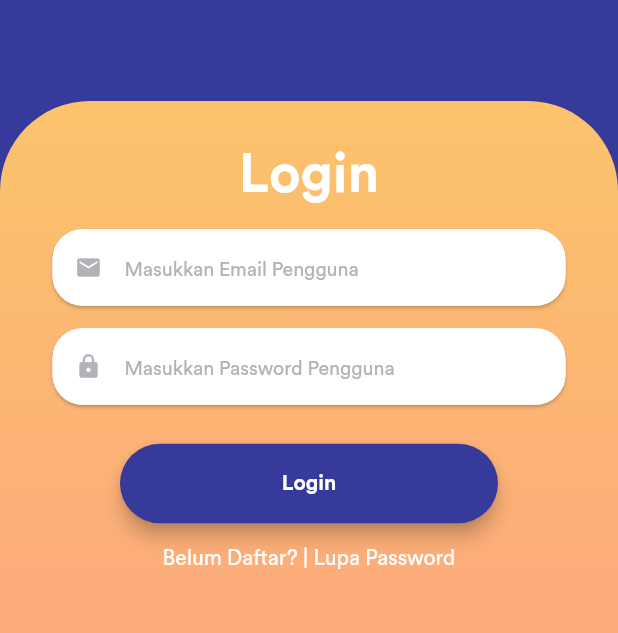
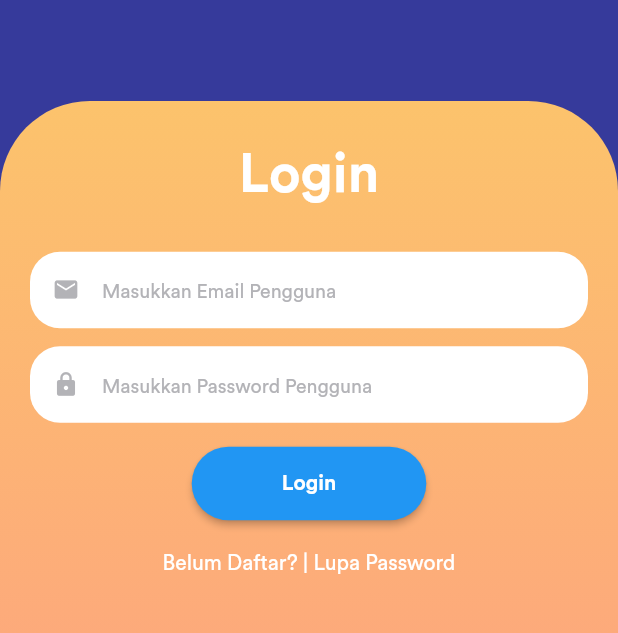
Before and after one commit to KevinSyauqi/apos, a Flutter app: the screen it shows after launch, on a phone screen of 412 x 824 dp, the part 517-1150 px from its top. Run offline on Flutter 3.47's test engine with Material 2 defaults, Android fonts, the phone set to English and light mode, and no system bars; our stand-ins replace equatable, flutter_bloc, rxdart.

Commit message:
Fix Login Error

```diff
--- a/lib/src/resources/authenticationRepository.dart
+++ b/lib/src/resources/authenticationRepository.dart
@@ -16,6 +16,7 @@ class FakeAuthenticationRepository extends AuthenticationRepository {
   Future<User> signInWithEmailAndPassword(String email, String password) async {
     await Future.delayed(Duration(seconds: 1)); // simulate a network delay
 
+    print("Masuk sini");
     if (email.toLowerCase() != 'admin@apos.com' || password != 'admin') {
       throw Exception('Wrong username or password');
     }
--- a/lib/src/ui/login_page.dart
+++ b/lib/src/ui/login_page.dart
@@ -132,10 +132,7 @@ class __SignInFormState extends State<_SignInForm> {
                     ])),
             child: Padding(
               padding: EdgeInsets.fromLTRB(
-                  0,
-                  MediaQuery.of(context).size.height / 30,
-                  0,
-                  0),
+                  0, MediaQuery.of(context).size.height / 30, 0, 0),
               child: Column(
                 mainAxisSize: MainAxisSize.max,
                 children: <Widget>[
@@ -146,33 +143,30 @@ class __SignInFormState extends State<_SignInForm> {
                           fontSize: 36.0,
                           fontFamily: 'CircularStd-Bold')),
                   SizedBox(height: 10),
-                  Form(
+                  Padding(
+                    padding: const EdgeInsets.all(20.0),
+                    child: Form(
                       key: _key,
                       autovalidate: _autoValidate,
+                      child: SingleChildScrollView(
                         child: Column(
-                      crossAxisAlignment: CrossAxisAlignment.stretch,
                           children: <Widget>[
-                        Card(
-                          margin: EdgeInsets.fromLTRB(35, 5, 35, 10),
-                          shape: RoundedRectangleBorder(
-                              borderRadius:
-                              BorderRadius.all(Radius.circular(20.0))),
-                          child: TextFormField(
+                            TextFormField(
                               decoration: InputDecoration(
                                 prefixIcon: Icon(
-                                Icons.mail, color: Color.fromRGBO(179, 179, 183, 1),
+                                  Icons.mail,
+                                  color: Color.fromRGBO(179, 179, 183, 1),
                                 ),
                                 hintText: "Masukkan Email Pengguna",
                                 hintStyle: TextStyle(
                                     color: Color.fromRGBO(179, 179, 183, 1),
                                     fontSize: 13.0,
-                                  fontFamily: 'CircularStd-Book'
-                              ),
+                                    fontFamily: 'CircularStd-Book'),
                                 fillColor: Colors.white,
                                 border: OutlineInputBorder(
                                     borderSide: BorderSide.none,
-                                  borderRadius:
-                                  BorderRadius.all(Radius.circular(20.0))),
+                                    borderRadius: BorderRadius.all(
+                                        Radius.circular(20.0))),
                                 contentPadding: EdgeInsets.symmetric(
                                     horizontal: 20.0, vertical: 16.0),
                                 filled: true,
@@ -188,28 +182,25 @@ class __SignInFormState extends State<_SignInForm> {
                                 return null;
                               },
                             ),
+                            SizedBox(
+                              height: 12,
                             ),
-                        Card(
-                          margin: EdgeInsets.fromLTRB(35, 5, 35, 10),
-                          shape: RoundedRectangleBorder(
-                              borderRadius:
-                              BorderRadius.all(Radius.circular(20.0))),
-                          child: TextFormField(
+                            TextFormField(
                               decoration: InputDecoration(
                                 prefixIcon: Icon(
-                                Icons.lock, color: Color.fromRGBO(179, 179, 183, 1),
+                                  Icons.lock,
+                                  color: Color.fromRGBO(179, 179, 183, 1),
                                 ),
                                 hintText: "Masukkan Password Pengguna",
                                 hintStyle: TextStyle(
                                     color: Color.fromRGBO(179, 179, 183, 1),
                                     fontSize: 13.0,
-                                  fontFamily: 'CircularStd-Book'
-                              ),
+                                    fontFamily: 'CircularStd-Book'),
                                 fillColor: Colors.white,
                                 border: OutlineInputBorder(
                                     borderSide: BorderSide.none,
-                                  borderRadius:
-                                  BorderRadius.all(Radius.circular(20.0))),
+                                    borderRadius: BorderRadius.all(
+                                        Radius.circular(20.0))),
                                 contentPadding: EdgeInsets.symmetric(
                                     horizontal: 20.0, vertical: 16.0),
                                 filled: true,
@@ -224,25 +215,13 @@ class __SignInFormState extends State<_SignInForm> {
                                 return null;
                               },
                             ),
-                        ),
                             const SizedBox(
                               height: 16,
                             ),
-                        Container(
-                          width: MediaQuery.of(context).size.width / 2,
-                          padding: EdgeInsets.only(bottom: 15, left: 80, right: 80),
-                          child: RaisedButton(
-                            padding: EdgeInsets.symmetric(vertical: 18),
-                            color: Color.fromRGBO(54, 58, 155, 1),
-                            elevation: 5,
-                            onPressed: () {
-                              state is LoginLoading ? () {} : _onLoginButtonPressed;
-//                              Navigator.push(
-//                                context,
-//                                MaterialPageRoute(
-//                                    builder: (context) => TransaksiMenu()),
-//                              );
-                            },
+                            RaisedButton(
+                              color: Theme.of(context).primaryColor,
+                              textColor: Colors.white,
+                              padding: const EdgeInsets.fromLTRB(60, 16, 60, 16),
                               shape: RoundedRectangleBorder(
                                   borderRadius:
                                       BorderRadius.all(Radius.circular(100.0))),
@@ -250,9 +229,13 @@ class __SignInFormState extends State<_SignInForm> {
                                   style: TextStyle(
                                       color: Colors.white,
                                       fontFamily: 'CircularStd-Bold')),
+                              onPressed: state is LoginLoading
+                                  ? () {}
+                                  : _onLoginButtonPressed,
+                            )
+                          ],
                         ),
                       ),
-                      ],
                     ),
                   ),
                   Row(
```
Lines whose indentation alone changed are shown as unchanged.
